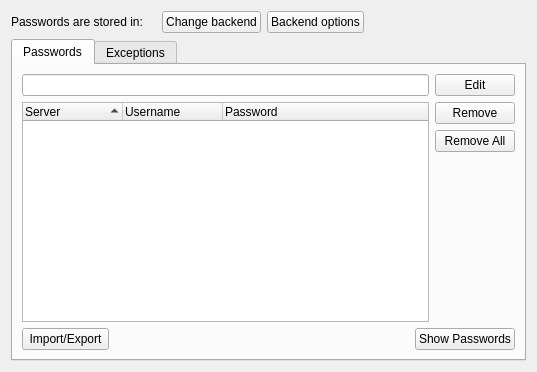
The window that src/lib/preferences/autofillmanager.ui (QupZilla/qupzilla) describes before a commit, drawn with Qt 5.
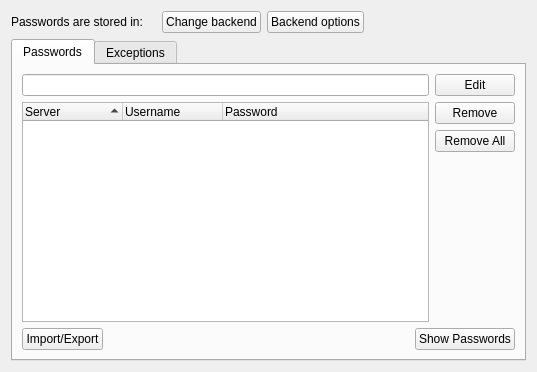
The same window after the commit. Custom widgets are drawn as their Qt base class.

Commit message: [Buttons] Use QPushButton for buttons with menu everywhere

Diff of the .ui file:
```diff
--- a/src/lib/preferences/autofillmanager.ui
+++ b/src/lib/preferences/autofillmanager.ui
@@ -102,7 +102,7 @@
        <item row="3" column="0" colspan="2">
         <layout class="QHBoxLayout" name="showPasswordsLayout">
          <item>
-          <widget class="QToolButton" name="importExport">
+          <widget class="QPushButton" name="importExport">
            <property name="sizePolicy">
             <sizepolicy hsizetype="Preferred" vsizetype="Preferred">
              <horstretch>0</horstretch>
```
The commit also changes 2 other files.
